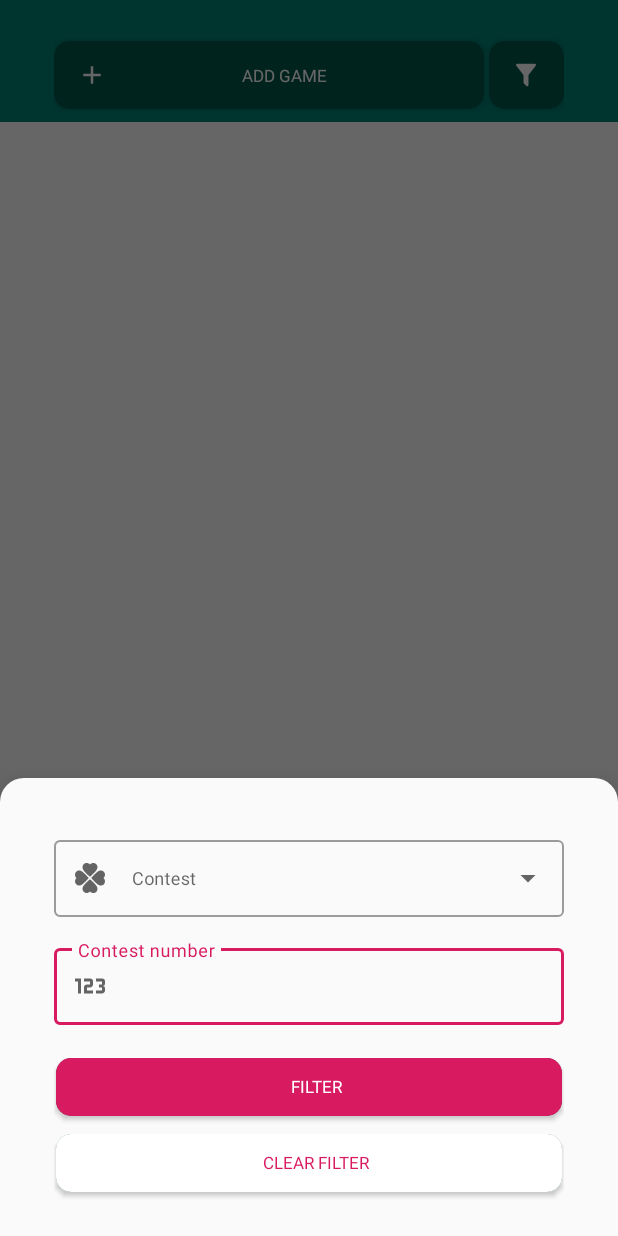
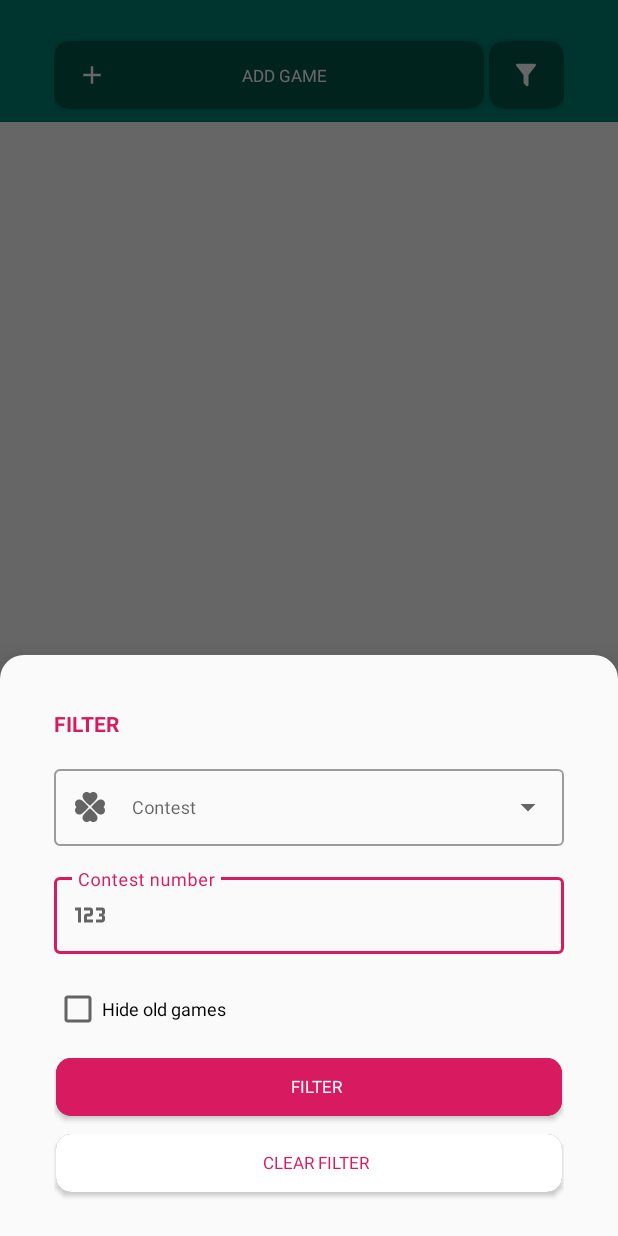
Before and after one commit to TiagoAlmeidaa/lottery, an Android app: the fragment GamesFragment shown on its own in the app's theme, after a tap on an icon or button, on a phone screen of 412 x 824 dp. Run offline under Robolectric (Android 15) with nearby library versions, the phone set to English and light mode, and no system bars; our stand-ins replace data binding.

Commit message:
chore: adding new filter

```diff
--- a/app/src/main/java/com/tiagoalmeida/lottery/LotteryApplication.kt
+++ b/app/src/main/java/com/tiagoalmeida/lottery/LotteryApplication.kt
@@ -65,7 +65,7 @@ class LotteryApplication : Application() {
 
         val timeEightThirtyPM = Calendar.getInstance(Locale.getDefault()).apply {
             time = Date()
-            set(Calendar.HOUR_OF_DAY, 20)
+            set(Calendar.HOUR_OF_DAY, 21)
             set(Calendar.MINUTE, 30)
         }
 
--- a/app/src/main/java/com/tiagoalmeida/lottery/model/vo/GamesFilter.kt
+++ b/app/src/main/java/com/tiagoalmeida/lottery/model/vo/GamesFilter.kt
@@ -4,5 +4,8 @@ import com.tiagoalmeida.lottery.util.enums.LotteryType
 
 data class GamesFilter(
     val lotteryType: LotteryType? = null,
-    val contestNumber: String = ""
-)
+    val contestNumber: String = "",
+    val hideOldNumbers: Boolean = false
+) {
+    fun hasAnyFilterApplied() = lotteryType != null || contestNumber.isNotEmpty() || hideOldNumbers
+}
--- a/app/src/main/java/com/tiagoalmeida/lottery/network/repository/PreferencesRepositoryImpl.kt
+++ b/app/src/main/java/com/tiagoalmeida/lottery/network/repository/PreferencesRepositoryImpl.kt
@@ -13,8 +13,8 @@ import com.tiagoalmeida.lottery.util.extensions.putInt
 import com.tiagoalmeida.lottery.util.extensions.putString
 
 internal class PreferencesRepositoryImpl(
-    private val sharedPreferences: SharedPreferences,
-    private val crashlytics: FirebaseCrashlytics
+        private val sharedPreferences: SharedPreferences,
+        private val crashlytics: FirebaseCrashlytics
 ) : PreferencesRepository {
 
     override fun saveGame(game: UserGame) {
@@ -43,7 +43,7 @@ internal class PreferencesRepositoryImpl(
             return listOf()
 
         return try {
-            val type = object: TypeToken<List<UserGame>>(){}.type
+            val type = object : TypeToken<List<UserGame>>() {}.type
             Gson().fromJson(json, type)
         } catch (exception: Exception) {
             crashlytics.recordException(exception)
--- a/app/src/main/java/com/tiagoalmeida/lottery/ui/games/GamesFilterBottomSheet.kt
+++ b/app/src/main/java/com/tiagoalmeida/lottery/ui/games/GamesFilterBottomSheet.kt
@@ -62,17 +62,7 @@ class GamesFilterBottomSheet(
 
     private fun initializeUI() {
         expandBottomSheet()
-
-        binding.spinnerLotteryType.setAdapter(getSpinnerAdapter())
-
-        with(sharedViewModel.getFilter()) {
-            if (lotteryType != null) {
-                binding.spinnerLotteryType.setText(lotteryType.toString())
-            }
-            if (contestNumber.isNotEmpty()) {
-                binding.editTextContestNumber.setText(contestNumber)
-            }
-        }
+        populateFields()
     }
 
     private fun expandBottomSheet() {
@@ -83,12 +73,26 @@ class GamesFilterBottomSheet(
             }
         }
     }
+    private fun populateFields() = with(binding) {
+        spinnerLotteryType.setAdapter(getSpinnerAdapter())
 
-    private fun setFilter() {
-        val type = binding.spinnerLotteryType.getLotteryType()
-        val number = binding.editTextContestNumber.text?.toString() ?: ""
+        with(sharedViewModel.getFilter()) {
+            if (lotteryType != null) {
+                spinnerLotteryType.setText(lotteryType.toString())
+            }
+            if (contestNumber.isNotEmpty()) {
+                editTextContestNumber.setText(contestNumber)
+            }
+            checkBoxHideOldGames.isChecked = hideOldNumbers
+        }
+    }
 
-        sharedViewModel.setFilter(GamesFilter(type, number))
+    private fun setFilter() = with(binding) {
+        val type = spinnerLotteryType.getLotteryType()
+        val number = editTextContestNumber.text?.toString() ?: ""
+        val hideOldNumbers = checkBoxHideOldGames.isChecked
+
+        sharedViewModel.setFilter(GamesFilter(type, number, hideOldNumbers))
     }
 
     private fun clearFilter() {
--- /dev/null
+++ b/app/src/main/res/drawable/icon_filter_applied.xml
@@ -0,0 +1,9 @@
+<vector xmlns:android="http://schemas.android.com/apk/res/android"
+    android:width="24dp"
+    android:height="24dp"
+    android:viewportWidth="24"
+    android:viewportHeight="24">
+    <path
+        android:fillColor="@android:color/white"
+        android:pathData="M12 12V19.88C12.04 20.18 11.94 20.5 11.71 20.71C11.32 21.1 10.69 21.1 10.3 20.71L8.29 18.7C8.06 18.47 7.96 18.16 8 17.87V12H7.97L2.21 4.62C1.87 4.19 1.95 3.56 2.38 3.22C2.57 3.08 2.78 3 3 3H17C17.22 3 17.43 3.08 17.62 3.22C18.05 3.56 18.13 4.19 17.79 4.62L12.03 12H12M17.75 21L15 18L16.16 16.84L17.75 18.43L21.34 14.84L22.5 16.25L17.75 21" />
+</vector>
--- a/app/src/main/res/layout/bottom_sheet_games_filter.xml
+++ b/app/src/main/res/layout/bottom_sheet_games_filter.xml
@@ -35,6 +35,21 @@
             android:orientation="vertical"
             app:layout_constraintGuide_end="@dimen/bottom_sheet_login_padding_start_end" />
 
+        <androidx.appcompat.widget.AppCompatTextView
+            android:id="@+id/text_view_title"
+            android:layout_width="0dp"
+            android:layout_height="wrap_content"
+            android:layout_marginBottom="@dimen/space_between_different_fields"
+            android:text="@string/filter"
+            android:textColor="@color/colorAccent"
+            android:textSize="@dimen/game_register_title_text_size"
+            android:textStyle="bold"
+            app:layout_constraintBottom_toTopOf="@id/input_layout_spinner"
+            app:layout_constraintEnd_toEndOf="@id/guide_end"
+            app:layout_constraintStart_toStartOf="@id/guide_start"
+            app:layout_constraintTop_toTopOf="@id/guide_top"
+            app:textAllCaps="true" />
+
         <com.google.android.material.textfield.TextInputLayout
             android:id="@+id/input_layout_spinner"
             style="@style/Widget.MaterialComponents.TextInputLayout.OutlinedBox.ExposedDropdownMenu"
@@ -45,7 +60,7 @@
             app:layout_constraintBottom_toTopOf="@id/input_layout_contest_number"
             app:layout_constraintEnd_toEndOf="@id/guide_end"
             app:layout_constraintStart_toStartOf="@id/guide_start"
-            app:layout_constraintTop_toTopOf="@id/guide_top"
+            app:layout_constraintTop_toBottomOf="@id/text_view_title"
             app:startIconDrawable="@drawable/icon_clover">
 
             <AutoCompleteTextView
@@ -69,7 +84,7 @@
             android:layout_marginBottom="@dimen/space_between_fields"
             app:boxStrokeColor="@color/colorAccent"
             app:hintTextColor="@color/colorAccent"
-            app:layout_constraintBottom_toTopOf="@id/button_filter"
+            app:layout_constraintBottom_toTopOf="@id/check_box_hide_old_games"
             app:layout_constraintEnd_toEndOf="@id/guide_end"
             app:layout_constraintStart_toStartOf="@id/guide_start"
             app:layout_constraintTop_toBottomOf="@id/input_layout_spinner"
@@ -89,6 +104,18 @@
 
         </com.google.android.material.textfield.TextInputLayout>
 
+        <androidx.appcompat.widget.AppCompatCheckBox
+            android:id="@+id/check_box_hide_old_games"
+            android:layout_width="0dp"
+            android:layout_height="wrap_content"
+            android:layout_marginTop="@dimen/space_between_different_fields"
+            android:text="@string/hide_old_games"
+            android:textSize="@dimen/game_register_check_text_size"
+            app:layout_constraintBottom_toTopOf="@id/button_filter"
+            app:layout_constraintEnd_toEndOf="@id/guide_end"
+            app:layout_constraintStart_toStartOf="@id/guide_start"
+            app:layout_constraintTop_toBottomOf="@id/input_layout_contest_number" />
+
         <com.tiagoalmeida.lottery.util.view.ButtonCardView
             android:id="@+id/button_filter"
             android:layout_width="0dp"
@@ -99,7 +126,7 @@
             app:layout_constraintBottom_toTopOf="@id/button_clear_filter"
             app:layout_constraintEnd_toStartOf="@id/guide_end"
             app:layout_constraintStart_toEndOf="@id/guide_start"
-            app:layout_constraintTop_toBottomOf="@id/input_layout_contest_number"
+            app:layout_constraintTop_toBottomOf="@id/check_box_hide_old_games"
             app:setCenter="true"
             app:setHorizontal="true"
             app:title="@string/filter"
--- a/app/src/main/res/layout/fragment_games.xml
+++ b/app/src/main/res/layout/fragment_games.xml
@@ -32,19 +32,6 @@
 
             </com.google.android.material.appbar.CollapsingToolbarLayout>
 
-            <androidx.appcompat.widget.AppCompatTextView
-                android:id="@+id/text_view_filter"
-                android:layout_width="match_parent"
-                android:layout_height="wrap_content"
-                android:layout_marginBottom="@dimen/games_fragment_margin_bottom_between_toolbar_and_list"
-                android:textAlignment="center"
-                android:textColor="@android:color/white"
-                android:textSize="@dimen/text_size_small"
-                android:textStyle="bold"
-                android:visibility="gone"
-                app:textAllCaps="true"
-                tools:text="Mostrando: Megasena, concurso 1234" />
-
         </com.google.android.material.appbar.AppBarLayout>
 
         <androidx.recyclerview.widget.RecyclerView
--- a/app/src/main/res/layout/layout_add_game.xml
+++ b/app/src/main/res/layout/layout_add_game.xml
@@ -12,8 +12,8 @@
             android:layout_height="@dimen/height_horizontal_button"
             android:layout_marginTop="@dimen/add_and_filter_game_margin_outside"
             android:layout_marginBottom="@dimen/add_and_filter_game_margin_outside"
-            android:backgroundTint="@color/button_card_view_color"
             android:foreground="?attr/selectableItemBackground"
+            app:cardBackgroundColor="@color/button_card_view_color"
             app:cardCornerRadius="@dimen/card_corner_radius"
             app:cardElevation="@dimen/elevation_card"
             app:layout_constraintBottom_toBottomOf="parent"
@@ -60,8 +60,8 @@
             android:layout_width="@dimen/add_and_filter_game_button_filter_width"
             android:layout_height="@dimen/height_horizontal_button"
             android:layout_marginStart="@dimen/add_and_filter_game_margin_outside"
-            android:backgroundTint="@color/button_card_view_color"
             android:foreground="?attr/selectableItemBackground"
+            app:cardBackgroundColor="@color/button_card_view_color"
             app:cardCornerRadius="@dimen/card_corner_radius"
             app:cardElevation="@dimen/elevation_card"
             app:layout_constraintBottom_toBottomOf="parent"
--- a/app/src/main/res/values/strings.xml
+++ b/app/src/main/res/values/strings.xml
@@ -28,6 +28,7 @@
     <string name="game_title">Contest %s</string>
 
     <!-- H -->
+    <string name="hide_old_games">Hide old games</string>
 
     <!-- I -->
 
--- a/app/src/main/res/values/styles.xml
+++ b/app/src/main/res/values/styles.xml
@@ -27,6 +27,9 @@
 
     <style name="BottomSheetDialog" parent="Theme.Design.Light.BottomSheetDialog">
         <item name="bottomSheetStyle">@style/BottomSheet</item>
+        <item name="colorAccent">@color/colorAccent</item>
+        <item name="colorPrimary">@color/colorPrimary</item>
+        <item name="colorPrimaryDark">@color/colorPrimaryDark</item>
         <item name="android:windowIsFloating">false</item>
         <item name="android:windowSoftInputMode">adjustResize</item>
         <item name="android:statusBarColor">@android:color/transparent</item>
```
Also changed, not shown: app/src/main/AndroidManifest.xml (+6 -2 lines), app/src/main/java/com/tiagoalmeida/lottery/ui/games/GamesFragment.kt (+8 -19 lines), app/src/main/java/com/tiagoalmeida/lottery/viewmodel/games/GamesViewModel.kt (+6 -12 lines), app/src/main/res/layout/fragment_register_contest.xml (+4 -4 lines), 1 other file.
